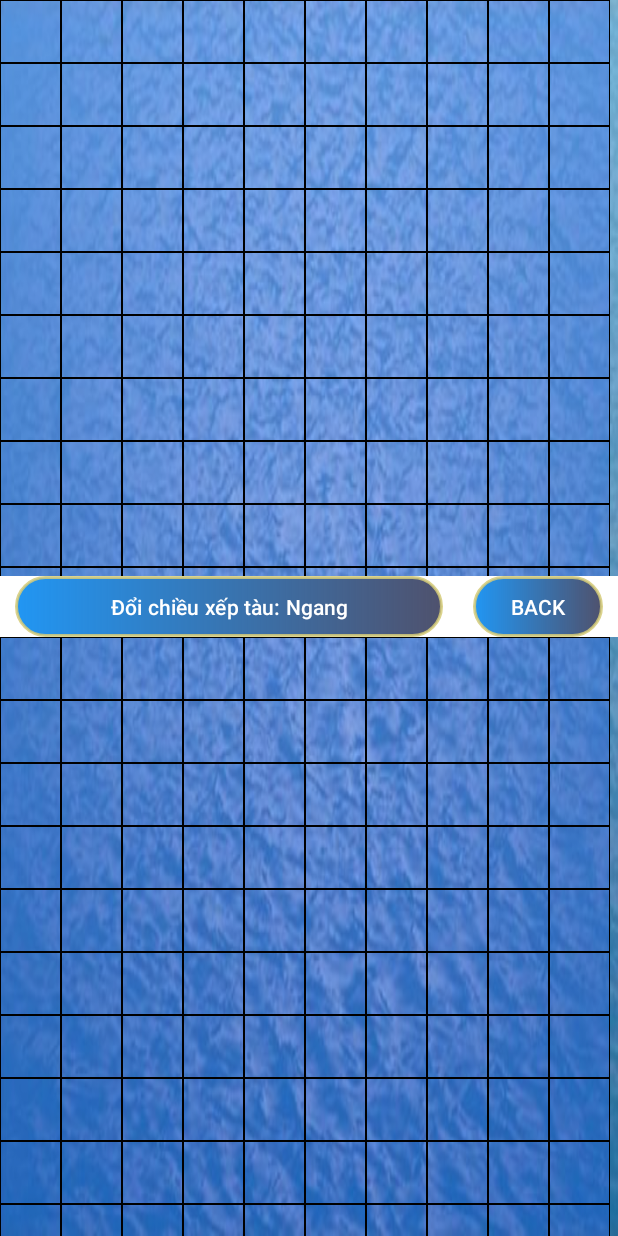
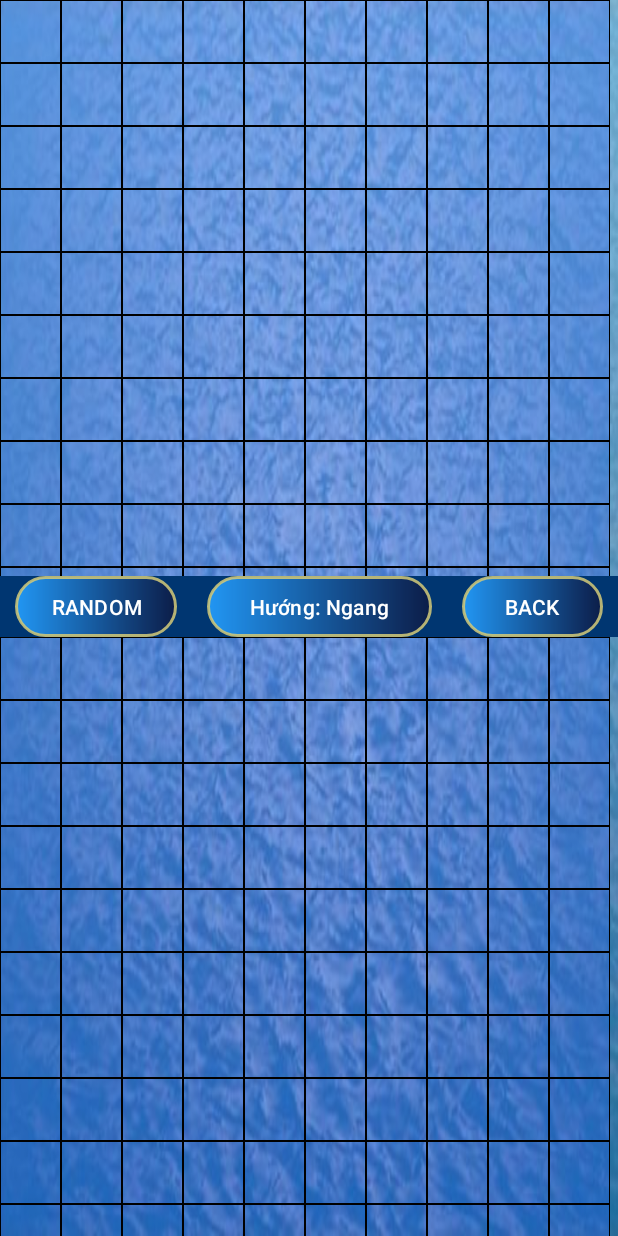
Before and after one commit to ngDmanh/SeaBattles, an Android app: the ShipLoading screen opened directly, with no data from a screen before it, on a phone screen of 412 x 824 dp. Run offline under Robolectric (Android 15) with nearby library versions, the phone set to English and light mode, and no system bars.

Commit message:
chỉnh sửa một số logic bị sai, random cho người chơi

```diff
--- a/app/build.gradle.kts
+++ b/app/build.gradle.kts
@@ -40,6 +40,6 @@ dependencies {
     testImplementation(libs.junit)
     androidTestImplementation(libs.ext.junit)
     androidTestImplementation(libs.espresso.core)
-    implementation("androidx.gridlayout:gridlayout:1.0.0") // Để tạo lưới
-    implementation("com.google.android.material:material:1.9.0") // UI Material Design
+    implementation("androidx.gridlayout:gridlayout:1.0.0")
+    implementation("com.google.android.material:material:1.9.0")
 }
--- a/app/src/main/java/com/example/seabattles/MainActivity.java
+++ b/app/src/main/java/com/example/seabattles/MainActivity.java
@@ -12,8 +12,8 @@ import com.example.seabattles.models.MusicPlayer;
 public class MainActivity extends AppCompatActivity {
 
     private Button btnPlay;
-    private Button ibSound; // Điều khiển âm thanh phím
-    private Button ibMusic; // Điều khiển nhạc nền
+    private Button ibSound;
+    private Button ibMusic;
 
     @Override
     protected void onCreate(Bundle savedInstanceState) {
--- a/app/src/main/java/com/example/seabattles/ShipLoading.java
+++ b/app/src/main/java/com/example/seabattles/ShipLoading.java
@@ -12,7 +12,6 @@ import android.widget.Button;
 import android.widget.GridView;
 import android.widget.Toast;
 
-
 import androidx.appcompat.app.AlertDialog;
 import androidx.appcompat.app.AppCompatActivity;
 
@@ -26,10 +25,9 @@ import java.util.Arrays;
 import java.util.List;
 import java.util.Random;
 
-
 public class ShipLoading extends AppCompatActivity {
     private GridView Bot, P1;
-    private Button btnDirection;
+    private Button btnDirection, btnRanDom;
     private AI myAI;
     private List<Ship> P1Ships;
     private List<Ship> BotShips;
@@ -42,7 +40,9 @@ public class ShipLoading extends AppCompatActivity {
     private int currentShipIndex = 0;
     private List<Position> currentShipPositions;
     private boolean isHorizontal = true;
+    private String[] rowsBot;
     private String[] rowsP1;
+    private ArrayAdapter<String> adapterBot;
     private ArrayAdapter<String> adapterP1;
     private Random random;
     private String mode;
@@ -52,7 +52,9 @@ public class ShipLoading extends AppCompatActivity {
         P1 = findViewById(R.id.P1);
         btnDirection = findViewById(R.id.btndirection);
         btnBack = findViewById(R.id.btnBack);
+        btnRanDom = findViewById(R.id.btnRanDom);
     }
+
     @Override
     protected void onCreate(Bundle savedInstanceState) {
         super.onCreate(savedInstanceState);
@@ -64,27 +66,31 @@ public class ShipLoading extends AppCompatActivity {
         random = new Random();
         myAI = new AI(mode, Width, Length);
 
-        P1Ships = new ArrayList<>(); // Khởi tạo danh sách tàu người chơi
-        currentShipPositions = new ArrayList<>(); // Khởi tạo danh sách vị trí tạm
+        P1Ships = new ArrayList<>();
+        currentShipPositions = new ArrayList<>();
 
-        // Đặt tàu ngẫu nhiên cho AI
-        BotShips = generateRandomShips(Width, Length);
+        BotShips = generateRandomShips(Width, Length, shipSizes, random);
+        if (BotShips.isEmpty()) {
+            Toast.makeText(this, "Không thể tạo tàu cho AI!", Toast.LENGTH_SHORT).show();
+            finish();
+            return;
+        }
 
-        // Thiết lập GridView cho AI
-        Bot.setNumColumns(Length); // Đặt số cột cho lưới (10)
-        final String[] rowsP1 = new String[Width * Length]; // Mảng lưu trạng thái ô lưới
-        Arrays.fill(rowsP1, ""); // Khởi tạo lưới trống
-
-        ArrayAdapter<String> adapterP1 = new ArrayAdapter<String>(this, R.layout.item, rowsP1) {};
-        Bot.setAdapter(adapterP1);
+        Bot.setNumColumns(Length);
+        rowsBot = new String[Width * Length];
+        Arrays.fill(rowsBot, "");
+        adapterBot = new ArrayAdapter<>(this, R.layout.item, rowsBot);
+        Bot.setAdapter(adapterBot);
         Bot.setEnabled(false);
 
+        // Thiết lập GridView cho người chơi
         P1.setNumColumns(Length);
-        this.rowsP1 = new String[Width * Length];
-        Arrays.fill(this.rowsP1, "");
-        this.adapterP1 = new ArrayAdapter<String>(this, R.layout.item, ShipLoading.this.rowsP1) {};
-        P1.setAdapter(this.adapterP1);
+        rowsP1 = new String[Width * Length];
+        Arrays.fill(rowsP1, "");
+        adapterP1 = new ArrayAdapter<>(this, R.layout.item, rowsP1);
+        P1.setAdapter(adapterP1);
         Toast.makeText(this, "Đặt tàu kích thước " + shipSizes[currentShipIndex], Toast.LENGTH_SHORT).show();
+
         P1.setOnItemClickListener(new AdapterView.OnItemClickListener() {
             @Override
             public void onItemClick(AdapterView<?> parent, View view, int position, long id) {
@@ -100,7 +106,7 @@ public class ShipLoading extends AppCompatActivity {
                     if (col + shipSize > Length) return;
                     for (int i = 0; i < shipSize; i++) {
                         int pos = row * Length + (col + i);
-                        if (ShipLoading.this.rowsP1[pos].equals("s")) {
+                        if (rowsP1[pos].equals("s")) {
                             canPlace = false;
                             break;
                         }
@@ -110,7 +116,7 @@ public class ShipLoading extends AppCompatActivity {
                     if (row + shipSize > Width) return;
                     for (int i = 0; i < shipSize; i++) {
                         int pos = (row + i) * Length + col;
-                        if (ShipLoading.this.rowsP1[pos].equals("s")) {
+                        if (rowsP1[pos].equals("s")) {
                             canPlace = false;
                             break;
                         }
@@ -121,16 +127,16 @@ public class ShipLoading extends AppCompatActivity {
                 if (canPlace) {
                     for (Position pos : currentShipPositions) {
                         int posIndex = pos.y() * Length + pos.x();
-                        ShipLoading.this.rowsP1[posIndex] = "";
+                        rowsP1[posIndex] = "";
                     }
                     currentShipPositions.clear();
 
                     for (Position pos : newPositions) {
                         int posIndex = pos.y() * Length + pos.x();
-                        ShipLoading.this.rowsP1[posIndex] = "s";
+                        rowsP1[posIndex] = "s";
                         currentShipPositions.add(pos);
                     }
-                    ShipLoading.this.adapterP1.notifyDataSetChanged();
+                    adapterP1.notifyDataSetChanged();
 
                     if (currentShipPositions.size() == shipSize) {
                         P1Ships.add(new Ship(new ArrayList<>(currentShipPositions)));
@@ -143,23 +149,65 @@ public class ShipLoading extends AppCompatActivity {
                             isPlacingShips = false;
                             P1.setEnabled(false);
                             Bot.setEnabled(true);
-                            btnDirection.setText("Tất cả tàu đã đặt! Bắt đầu trò chơi!");
+                            btnDirection.setText("SẴN SÀNG!!!");
                             btnDirection.setTextColor(Color.WHITE);
                             btnDirection.setEnabled(false);
-                            setupGamePlay(rowsP1, adapterP1, Width, Length);
+                            setupGamePlay(rowsBot, adapterBot, Width, Length);
                         }
                     }
                 }
             }
         });
+
         btnDirection.setOnClickListener(new View.OnClickListener() {
             @Override
             public void onClick(View v) {
                 MusicPlayer.getInstance().playClickSound();
                 isHorizontal = !isHorizontal;
-                btnDirection.setText("Đổi chiều xếp tàu: " + (isHorizontal ? "Ngang" : "Dọc"));
+                btnDirection.setText("Hướng: " + (isHorizontal ? "Ngang" : "Dọc"));
             }
         });
+
+        btnRanDom.setOnClickListener(new View.OnClickListener() {
+            @Override
+            public void onClick(View v) {
+                MusicPlayer.getInstance().playClickSound();
+                if (isPlacingShips) {
+                    P1Ships.clear();
+                    currentShipPositions.clear();
+                    Arrays.fill(rowsP1, "");
+                    adapterP1.notifyDataSetChanged();
+
+                    P1Ships = generateRandomShips(Width, Length, shipSizes, random);
+                    if (P1Ships.isEmpty()) {
+                        Toast.makeText(ShipLoading.this, "Không thể xếp tàu, thử lại!", Toast.LENGTH_SHORT).show();
+                        return;
+                    }
+
+                    for (Ship ship : P1Ships) {
+                        for (Position pos : ship.shipPosition()) {
+                            int posIndex = pos.y() * Length + pos.x();
+                            rowsP1[posIndex] = "s";
+                        }
+                    }
+                    adapterP1.notifyDataSetChanged();
+
+                    isPlacingShips = false;
+                    P1.setEnabled(false);
+                    Bot.setEnabled(true);
+                    btnDirection.setText("SẴN SÀNG!!!");
+                    btnDirection.setTextColor(Color.WHITE);
+                    btnDirection.setEnabled(false);
+                    btnRanDom.setEnabled(false);
+                    btnRanDom.setTextColor(Color.WHITE);
+                    currentShipIndex = shipSizes.length;
+                    setupGamePlay(rowsBot, adapterBot, Width, Length);
+
+                    Toast.makeText(ShipLoading.this, "Đã xếp ngẫu nhiên tàu!", Toast.LENGTH_SHORT).show();
+                }
+            }
+        });
+
         btnBack.setOnLongClickListener(new View.OnLongClickListener() {
             @Override
             public boolean onLongClick(View v) {
@@ -170,19 +218,20 @@ public class ShipLoading extends AppCompatActivity {
         });
     }
 
-    // Tạo tàu ngẫu nhiên cho AI
-    private List<Ship> generateRandomShips(int width, int length) {
+    // Hàm tạo tàu ngẫu nhiên
+    private List<Ship> generateRandomShips(int width, int length, int[] shipSizes, Random random) {
         List<Ship> ships = new ArrayList<>();
-        List<Position> usedPositions = new ArrayList<Position>();
+        List<Position> usedPositions = new ArrayList<>();
 
         for (int shipSize : shipSizes) {
             boolean placed = false;
-            while (!placed) {
+            int maxAttempts = 100;
 
+            while (!placed && maxAttempts > 0) {
                 boolean isHorizontal = random.nextBoolean();
-                List<Position> shipPositions = new ArrayList<Position>();
+                List<Position> shipPositions = new ArrayList<>();
+                int startX, startY;
 
-                int startX, startY;
                 if (isHorizontal) {
                     startX = random.nextInt(length - shipSize + 1);
                     startY = random.nextInt(width);
@@ -191,7 +240,6 @@ public class ShipLoading extends AppCompatActivity {
                     startY = random.nextInt(width - shipSize + 1);
                 }
 
-                // Tạo vị trí cho tàu
                 boolean canPlace = true;
                 for (int i = 0; i < shipSize; i++) {
                     int x = isHorizontal ? startX + i : startX;
@@ -204,42 +252,50 @@ public class ShipLoading extends AppCompatActivity {
                     }
                     shipPositions.add(pos);
                 }
+
                 if (canPlace) {
                     ships.add(new Ship(shipPositions));
                     usedPositions.addAll(shipPositions);
                     placed = true;
                 }
+                maxAttempts--;
+            }
+
+            if (!placed) {
+                ships.clear();
+                return ships;
             }
         }
         return ships;
     }
 
-    private void setupGamePlay(String[] rowsP1, ArrayAdapter<String> adapterP1, int Width, int Length) {
+    private void setupGamePlay(String[] rowsBot, ArrayAdapter<String> adapterBot, int Width, int Length) {
         Bot.setOnItemClickListener(new AdapterView.OnItemClickListener() {
             @Override
             public void onItemClick(AdapterView<?> parent, View view, int position, long id) {
                 MusicPlayer.getInstance().playClickSound();
                 if (turn && !isPlacingShips) {
-                    if (!rowsP1[position].isEmpty()) {
+                    if (!rowsBot[position].isEmpty()) {
                         return;
                     }
                     Position hitPosition = new Position(position % Length, position / Length);
                     if (hitted(hitPosition, BotShips)) {
-                        rowsP1[position] = "O";
+                        rowsBot[position] = "O";
                     } else {
-                        rowsP1[position] = "X";
+                        rowsBot[position] = "X";
                         turn = false;
                         Bot.setEnabled(false);
-                        autoShot(ShipLoading.this.rowsP1, ShipLoading.this.adapterP1, BotShips, myAI, Length);
+                        autoShot(rowsP1, adapterP1, P1Ships, myAI, Length);
                     }
-                    if (Wining(BotShips, rowsP1, Length)) {
+                    if (Wining(BotShips, rowsBot, Length)) {
                         showWinDialog("VICTORI");
                     }
-                    adapterP1.notifyDataSetChanged();
+                    adapterBot.notifyDataSetChanged();
                 }
             }
         });
     }
+
     public boolean hitted(Position hitPosition, List<Ship> ships) {
         for (Ship a : ships) {
             if (a.hitted(hitPosition)) {
@@ -249,8 +305,7 @@ public class ShipLoading extends AppCompatActivity {
         return false;
     }
 
-    // Logic bắn tự động của AI
-    public void autoShot(String[] rowsP2, ArrayAdapter<String> adapterP2, List<Ship> P2Ships, AI myAI, int Length) {
+    public void autoShot(String[] rowsP1, ArrayAdapter<String> adapterP1, List<Ship> P1Ships, AI myAI, int Length) {
         final Handler handler = new Handler(Looper.getMainLooper());
         handler.postDelayed(new Runnable() {
             @Override
@@ -266,11 +321,11 @@ public class ShipLoading extends AppCompatActivity {
 
                 if (hitted(AIShot, P1Ships)) {
                     MusicPlayer.getInstance().playClickSound();
-                    rowsP2[position] = "O";
+                    rowsP1[position] = "O";
                     if (mode.equals("HARD")) {
                         myAI.addHighValueHits(AIShot);
                         for (Ship ship : P1Ships) {
-                            if (ship.isSunk(rowsP2, Length) && ship.shipPosition().contains(AIShot)) {
+                            if (ship.isSunk(rowsP1, Length) && ship.shipPosition().contains(AIShot)) {
                                 myAI.removeHighValueHitsForShip(ship.shipPosition());
                                 break;
                             }
@@ -278,22 +333,23 @@ public class ShipLoading extends AppCompatActivity {
                     }
                 } else {
                     MusicPlayer.getInstance().playClickSound();
-                    rowsP2[position] = "X";
+                    rowsP1[position] = "X";
                     turn = true;
                     Bot.setEnabled(true);
                 }
-                adapterP2.notifyDataSetChanged();
+                adapterP1.notifyDataSetChanged();
 
-                if (Wining(P1Ships, rowsP2, Length)) {
+                if (Wining(P1Ships, rowsP1, Length)) {
                     showWinDialog("DEFEAT");
                 }
 
                 if (!turn) {
-                    autoShot(rowsP2, adapterP2, P2Ships, myAI, Length);
+                    autoShot(rowsP1, adapterP1, P1Ships, myAI, Length);
                 }
             }
         }, 1000);
     }
+
     private void showWinDialog(String message) {
         AlertDialog dialog = new AlertDialog.Builder(this)
                 .setMessage(message)
@@ -320,6 +376,7 @@ public class ShipLoading extends AppCompatActivity {
         P1.setEnabled(false);
         return true;
     }
+
     @Override
     protected void onPause() {
         super.onPause();
@@ -331,6 +388,4 @@ public class ShipLoading extends AppCompatActivity {
         super.onResume();
         MusicPlayer.getInstance().resume();
     }
-
-
 }
--- a/app/src/main/res/layout/activity_ship_loading.xml
+++ b/app/src/main/res/layout/activity_ship_loading.xml
@@ -16,22 +16,37 @@
             android:layout_width="match_parent"
             android:layout_height="match_parent"/>
     </LinearLayout>
+
     <LinearLayout
         android:layout_width="match_parent"
         android:layout_height="0dp"
         android:layout_weight="0.15"
-        android:background="@color/white"
+        android:background="@color/Dark_blue"
         android:orientation="horizontal">
         <LinearLayout
             android:layout_width="wrap_content"
             android:layout_height="wrap_content">
             <Button
+                android:id="@+id/btnRanDom"
+                android:layout_width="match_parent"
+                android:layout_height="wrap_content"
+                android:layout_marginStart="10dp"
+                android:layout_marginEnd="10dp"
+                android:text="RANDOM"
+                app:backgroundTint="@null"
+                android:background="@drawable/custom_button"/>
+
+        </LinearLayout>
+        <LinearLayout
+            android:layout_width="wrap_content"
+            android:layout_height="wrap_content">
+            <Button
                 android:id="@+id/btndirection"
-                android:layout_width="285dp"
+                android:layout_width="150dp"
                 android:layout_height="match_parent"
                 android:layout_marginStart="10dp"
                 android:layout_marginEnd="10dp"
-                android:text="Đổi chiều xếp tàu: Ngang"
+                android:text="Hướng: Ngang"
                 app:backgroundTint="@null"
                 android:background="@drawable/custom_button"/>
         </LinearLayout>
```
